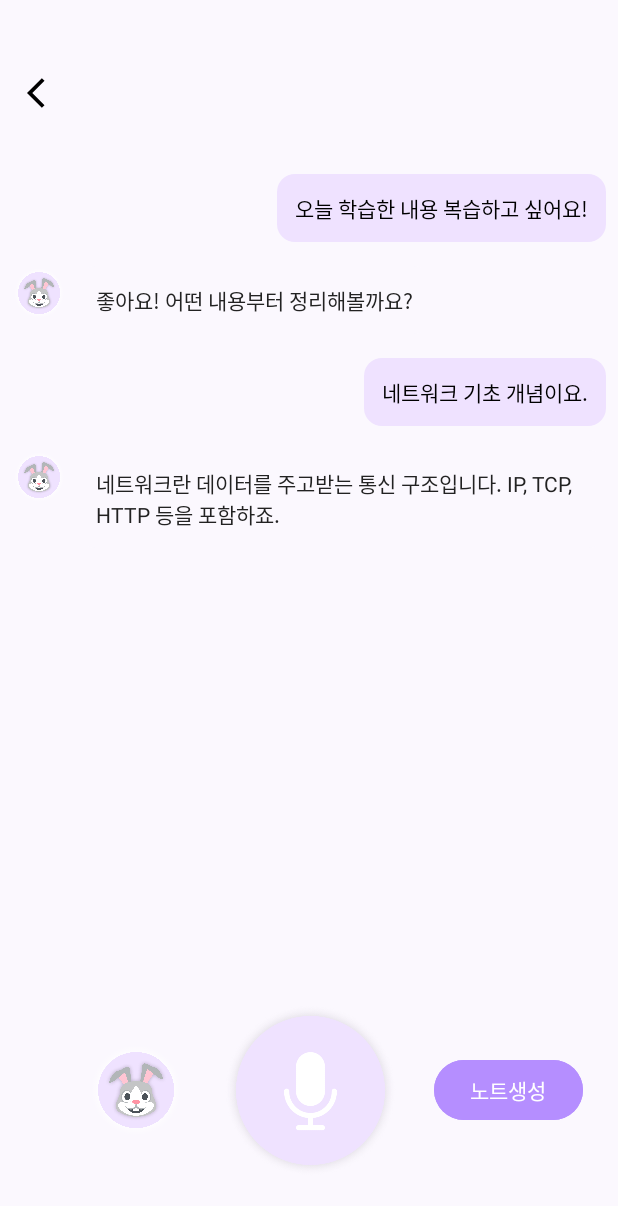
After one commit to O-GAMJA/Tokkit_Frontend, an Android app: the ChatTextActivity screen opened directly, with no data from a screen before it, on a phone screen of 412 x 824 dp. The commit adds this screen. Shown: the top 1206 px of the screen. Run offline under Robolectric (Android 15) with nearby library versions, the phone set to English and light mode, and no system bars.

Commit message:
:sparkles: [#10] 대화 화면 구현 (+ 로티 애니메이션 + 더미데이터 넣어놓음)

```diff
--- a/app/build.gradle.kts
+++ b/app/build.gradle.kts
@@ -54,8 +54,11 @@ dependencies {
     androidTestImplementation(libs.androidx.junit)
     androidTestImplementation(libs.androidx.espresso.core)
 
-    // ✅ Room with KSP
+    // Room with KSP
     implementation("androidx.room:room-runtime:2.6.1")
     implementation("androidx.room:room-ktx:2.6.1")
     ksp("androidx.room:room-compiler:2.6.1")
+
+    // Lottie
+    implementation("com.airbnb.android:lottie:6.1.0")
 }
--- a/app/src/main/AndroidManifest.xml
+++ b/app/src/main/AndroidManifest.xml
@@ -22,6 +22,8 @@
             </intent-filter>
         </activity>
         <activity android:name=".AttachReferenceActivity"/>
+        <activity android:name=".ChatActivity"/>
+        <activity android:name=".ChatTextActivity"/>
     </application>
 
 </manifest>
--- /dev/null
+++ b/app/src/main/java/com/example/tokkit/ChatAdapter.kt
@@ -0,0 +1,58 @@
+package com.example.tokkit
+
+import android.view.LayoutInflater
+import android.view.View
+import android.view.ViewGroup
+import android.widget.TextView
+import androidx.recyclerview.widget.RecyclerView
+
+class ChatAdapter(private val messages: List<ChatMessage>) :
+    RecyclerView.Adapter<RecyclerView.ViewHolder>() {
+
+    companion object {
+        private const val VIEW_TYPE_USER = 1
+        private const val VIEW_TYPE_AI = 2
+    }
+
+    override fun getItemViewType(position: Int): Int {
+        return if (messages[position].isUser) VIEW_TYPE_USER else VIEW_TYPE_AI
+    }
+
+    override fun onCreateViewHolder(parent: ViewGroup, viewType: Int): RecyclerView.ViewHolder {
+        return if (viewType == VIEW_TYPE_USER) {
+            val view = LayoutInflater.from(parent.context).inflate(R.layout.item_chat_user, parent, false)
+            UserViewHolder(view)
+        } else {
+            val view = LayoutInflater.from(parent.context).inflate(R.layout.item_chat_ai, parent, false)
+            AiViewHolder(view)
+        }
+    }
+
+    override fun getItemCount(): Int = messages.size
+
+    override fun onBindViewHolder(holder: RecyclerView.ViewHolder, position: Int) {
+        val message = messages[position].message
+        if (holder is UserViewHolder) {
+            holder.bind(message)
+        } else if (holder is AiViewHolder) {
+            holder.bind(message)
+        }
+    }
+
+    class UserViewHolder(itemView: View) : RecyclerView.ViewHolder(itemView) {
+        fun bind(message: String) {
+            itemView.findViewById<TextView>(R.id.tv_message).text = message
+        }
+    }
+
+    class AiViewHolder(itemView: View) : RecyclerView.ViewHolder(itemView) {
+        fun bind(message: String) {
+            itemView.findViewById<TextView>(R.id.tv_message).text = message
+        }
+    }
+}
+
+data class ChatMessage(
+    val message: String,
+    val isUser: Boolean // true면 사용자, false면 AI
+)
--- /dev/null
+++ b/app/src/main/java/com/example/tokkit/ChatTextActivity.kt
@@ -0,0 +1,83 @@
+package com.example.tokkit
+
+import android.content.Intent
+import android.os.Bundle
+import android.view.View
+import androidx.appcompat.app.AppCompatActivity
+import androidx.recyclerview.widget.LinearLayoutManager
+import com.example.tokkit.databinding.ActivityChatTextBinding
+
+
+class ChatTextActivity : AppCompatActivity() {
+    private lateinit var binding: ActivityChatTextBinding
+
+    private var isListening = false
+
+    override fun onCreate(savedInstanceState: Bundle?) {
+        super.onCreate(savedInstanceState)
+        binding = ActivityChatTextBinding.inflate(layoutInflater)
+        setContentView(binding.root)
+        //  뒤로가기 버튼
+        binding.btnBack.setOnClickListener {
+            finish()
+        }
+
+        // 채팅 모드 변경
+        binding.btnChatMode.setOnClickListener {
+            startActivity(Intent(this, ChatActivity::class.java))
+            finish()
+        }
+
+        // 🎙️ 마이크 클릭 - 음성 인식 시작 (임시로 토스트 처리)
+        binding.btnMic.setOnClickListener {
+            if (!isListening) {
+//                Toast.makeText(this, "음성 인식을 시작합니다", Toast.LENGTH_SHORT).show()
+                // TODO: 이후 SpeechRecognizer 연동 가능
+
+                // 🔊 애니메이션 시작
+                binding.btnMic.visibility = View.INVISIBLE
+                binding.lottieMic.visibility = View.VISIBLE
+                binding.lottieMic.playAnimation()
+                isListening = true
+            } else {
+                // 🔇 원래 마이크 버튼 복귀
+                binding.lottieMic.cancelAnimation()
+                binding.lottieMic.visibility = View.INVISIBLE
+                binding.btnMic.visibility = View.VISIBLE
+                isListening = false
+            }
+        }
+
+        // 🎙️ 마이크 클릭 - 음성 인식 시작 (임시로 토스트 처리)
+        binding.lottieMic.setOnClickListener {
+            if (!isListening) {
+//                Toast.makeText(this, "음성 인식을 시작합니다", Toast.LENGTH_SHORT).show()
+                // TODO: 이후 SpeechRecognizer 연동 가능
+
+                // 🔊 애니메이션 시작
+                binding.btnMic.visibility = View.INVISIBLE
+                binding.lottieMic.visibility = View.VISIBLE
+                binding.lottieMic.playAnimation()
+                isListening = true
+            } else {
+                // 🔇 원래 마이크 버튼 복귀
+                binding.lottieMic.cancelAnimation()
+                binding.lottieMic.visibility = View.INVISIBLE
+                binding.btnMic.visibility = View.VISIBLE
+                isListening = false
+            }
+        }
+
+        val dummyMessages = listOf(
+            ChatMessage("오늘 학습한 내용 복습하고 싶어요!", true),
+            ChatMessage("좋아요! 어떤 내용부터 정리해볼까요?", false),
+            ChatMessage("네트워크 기초 개념이요.", true),
+            ChatMessage("네트워크란 데이터를 주고받는 통신 구조입니다. IP, TCP, HTTP 등을 포함하죠.", false),
+        )
+
+        val adapter = ChatAdapter(dummyMessages)
+        binding.rvChat.adapter = adapter
+        binding.rvChat.layoutManager = LinearLayoutManager(this)
+
+    }
+}
--- /dev/null
+++ b/app/src/main/res/drawable/bg_bubble_ai.xml
@@ -0,0 +1,4 @@
+<shape xmlns:android="http://schemas.android.com/apk/res/android" android:shape="rectangle">
+    <solid android:color="@color/background" />
+    <corners android:radius="12dp"/>
+</shape>
--- /dev/null
+++ b/app/src/main/res/drawable/bg_bubble_user.xml
@@ -0,0 +1,4 @@
+<shape xmlns:android="http://schemas.android.com/apk/res/android" android:shape="rectangle">
+    <solid android:color="#EFE2FF" />
+    <corners android:radius="12dp"/>
+</shape>
--- /dev/null
+++ b/app/src/main/res/layout/activity_chat_text.xml
@@ -0,0 +1,92 @@
+<?xml version="1.0" encoding="utf-8"?>
+<androidx.constraintlayout.widget.ConstraintLayout
+    xmlns:android="http://schemas.android.com/apk/res/android"
+    xmlns:app="http://schemas.android.com/apk/res-auto"
+    xmlns:tools="http://schemas.android.com/tools"
+    android:layout_width="match_parent"
+    android:layout_height="match_parent"
+    android:background="@color/background">
+
+    <!-- 뒤로가기 버튼 -->
+    <ImageButton
+        android:id="@+id/btn_back"
+        android:layout_width="60dp"
+        android:layout_height="60dp"
+        android:layout_marginTop="32dp"
+        android:background="?attr/selectableItemBackgroundBorderless"
+        android:src="@drawable/ic_back"
+        android:contentDescription="뒤로가기"
+        app:layout_constraintTop_toTopOf="parent"
+        app:layout_constraintStart_toStartOf="parent"/>
+
+    <androidx.recyclerview.widget.RecyclerView
+        android:id="@+id/rv_chat"
+        android:layout_width="0dp"
+        android:layout_height="0dp"
+        android:clipToPadding="false"
+        android:paddingTop="16dp"
+        android:paddingBottom="16dp"
+        app:layout_constraintTop_toBottomOf="@id/btn_back"
+        app:layout_constraintBottom_toTopOf="@id/btn_mic"
+        app:layout_constraintStart_toStartOf="parent"
+        app:layout_constraintEnd_toEndOf="parent"
+        tools:listitem="@layout/item_chat_ai" />
+
+    <!-- 마이크 버튼 (중앙 하단) -->
+    <ImageButton
+        android:id="@+id/btn_mic"
+        android:layout_width="115dp"
+        android:layout_height="115dp"
+        android:src="@drawable/mic"
+        android:contentDescription="마이크"
+        android:scaleType="fitCenter"
+        android:visibility="visible"
+        android:background="?attr/selectableItemBackgroundBorderless"
+        app:layout_constraintBottom_toBottomOf="parent"
+        app:layout_constraintStart_toStartOf="parent"
+        app:layout_constraintEnd_toEndOf="parent"
+        android:layout_marginBottom="40dp" />
+
+    <com.airbnb.lottie.LottieAnimationView
+        android:id="@+id/lottie_mic"
+        android:layout_width="270dp"
+        android:layout_height="155dp"
+        android:layout_marginEnd="15dp"
+        android:layout_marginBottom="25dp"
+        android:visibility="invisible"
+        app:layout_constraintBottom_toBottomOf="parent"
+        app:layout_constraintStart_toStartOf="parent"
+        app:layout_constraintEnd_toEndOf="parent"
+        app:lottie_rawRes="@raw/mic_anim"
+        app:lottie_autoPlay="false"
+        app:lottie_loop="true"
+        android:scaleType="fitXY"/>
+
+    <!-- 채팅모드 전환 버튼 (좌하단) -->
+    <ImageButton
+        android:id="@+id/btn_chat_mode"
+        android:layout_width="65dp"
+        android:layout_height="65dp"
+        android:background="?attr/selectableItemBackgroundBorderless"
+        android:contentDescription="채팅 모드 전환"
+        android:src="@drawable/rabbit1"
+        android:scaleType="fitCenter"
+        app:layout_constraintBottom_toBottomOf="@+id/btn_mic"
+        app:layout_constraintEnd_toStartOf="@+id/btn_mic"
+        app:layout_constraintTop_toTopOf="@+id/btn_mic"
+        android:layout_marginEnd="25dp"/>
+
+    <!-- 노트 생성 버튼 (우하단) -->
+    <Button
+        android:id="@+id/btn_create_note"
+        android:layout_width="wrap_content"
+        android:layout_height="wrap_content"
+        android:backgroundTint="#B58EFF"
+        android:text="노트생성"
+        android:textColor="#ffffff"
+        app:layout_constraintBottom_toBottomOf="@+id/btn_mic"
+        app:layout_constraintStart_toEndOf="@+id/btn_mic"
+        app:layout_constraintTop_toTopOf="@+id/btn_mic"
+        android:layout_marginStart="25dp"/>
+
+</androidx.constraintlayout.widget.ConstraintLayout>
--- /dev/null
+++ b/app/src/main/res/layout/item_chat_ai.xml
@@ -0,0 +1,23 @@
+<LinearLayout xmlns:android="http://schemas.android.com/apk/res/android"
+    android:layout_width="match_parent"
+    android:layout_height="wrap_content"
+    android:orientation="horizontal"
+    android:padding="8dp">
+
+    <ImageView
+        android:id="@+id/img_ai"
+        android:layout_width="36dp"
+        android:layout_height="36dp"
+        android:src="@drawable/rabbit1"
+        android:layout_marginEnd="8dp" />
+
+    <TextView
+        android:id="@+id/tv_message"
+        android:layout_width="wrap_content"
+        android:layout_height="wrap_content"
+        android:background="@drawable/bg_bubble_ai"
+        android:textColor="#222222"
+        android:textSize="14sp"
+        android:padding="12dp"
+        android:text="AI 응답 예시" />
+</LinearLayout>
--- /dev/null
+++ b/app/src/main/res/layout/item_chat_user.xml
@@ -0,0 +1,17 @@
+<LinearLayout xmlns:android="http://schemas.android.com/apk/res/android"
+    android:layout_width="match_parent"
+    android:layout_height="wrap_content"
+    android:gravity="end"
+    android:orientation="horizontal"
+    android:padding="8dp">
+
+    <TextView
+        android:id="@+id/tv_message"
+        android:layout_width="wrap_content"
+        android:layout_height="wrap_content"
+        android:background="@drawable/bg_bubble_user"
+        android:textColor="#000000"
+        android:textSize="14sp"
+        android:padding="12dp"
+        android:text="사용자 메시지 예시" />
+</LinearLayout>
```
Also changed, not shown: app/src/main/java/com/example/tokkit/AttachReferenceActivity.kt (+52 -0 lines), app/src/main/java/com/example/tokkit/ChatActivity.kt (added, +80 -0 lines), app/src/main/res/layout/activity_chat.xml (added, +92 -0 lines), app/src/main/res/raw/mic_anim.json (added, +1 -0 lines), app/src/main/res/drawable/chat.png (added), app/src/main/res/drawable/mic.png (added), app/src/main/res/drawable/rabbit.png (added), app/src/main/res/drawable/rabbit1.png (added), 1 other file.
